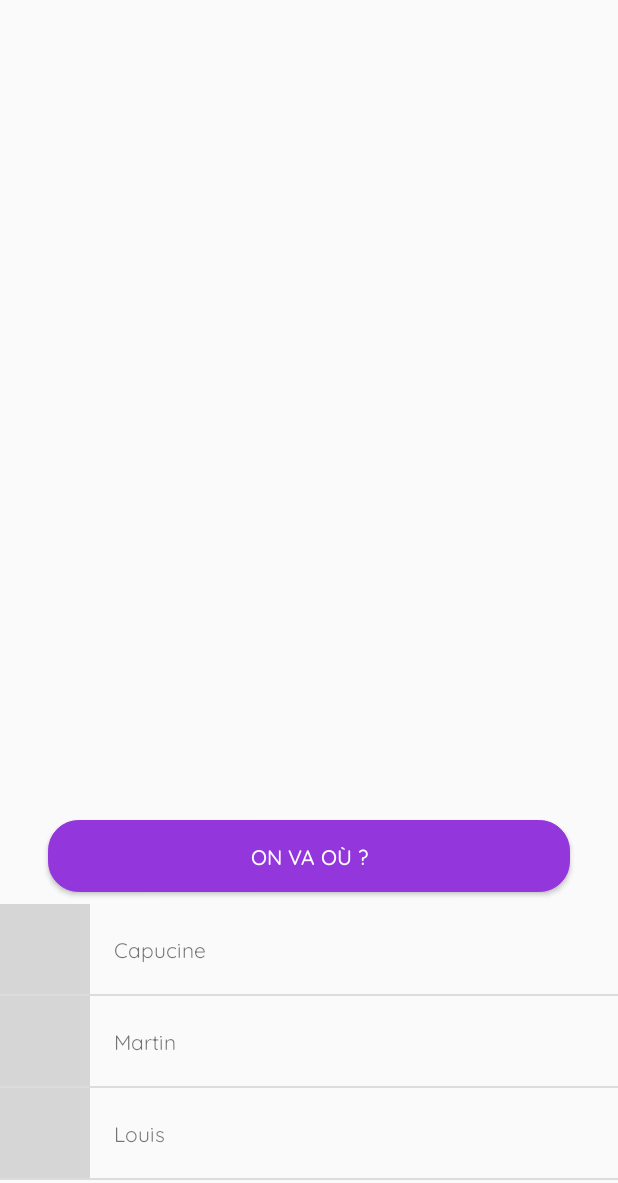
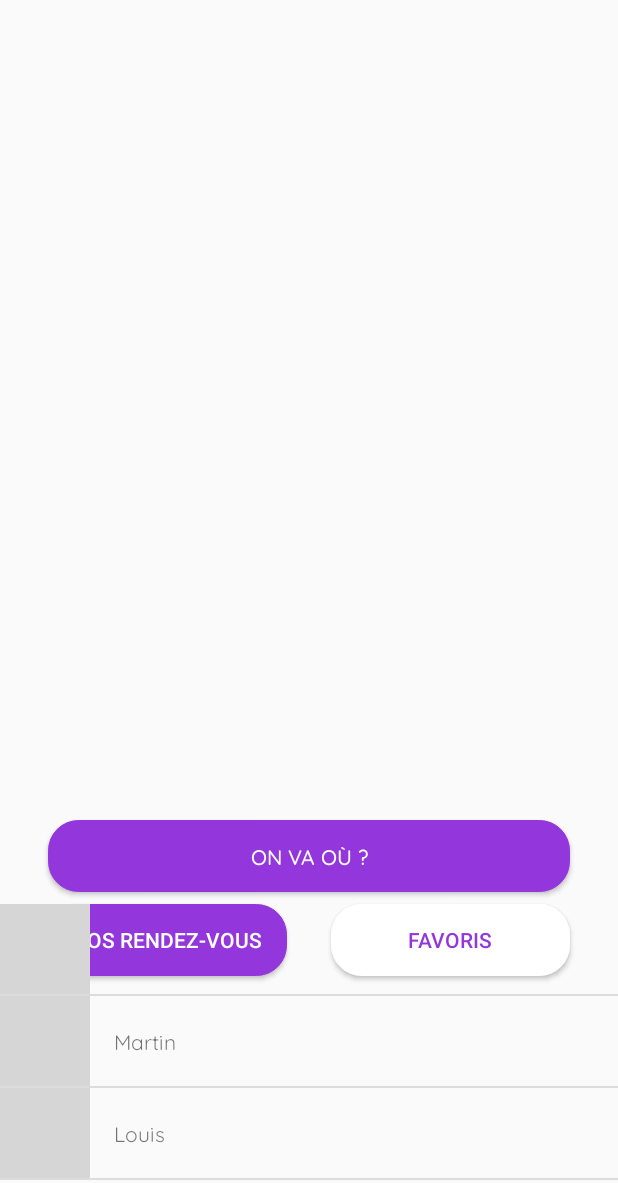
Before and after one commit to MartinPrejean/App_nativia, an Android app: the CustomFragment screen opened directly, with no data from a screen before it, on a phone screen of 412 x 824 dp, the part 53-1236 px from its top. Run offline under Robolectric (Android 15) with nearby library versions, the phone set to English and light mode, and no system bars; pictures from the network do not load; grey boxes are pictures that could not be loaded.

Commit message:
debut dernier ecran

```diff
--- a/app/src/main/res/layout/fragment_custom.xml
+++ b/app/src/main/res/layout/fragment_custom.xml
@@ -23,6 +23,31 @@
         app:layout_constraintStart_toStartOf="parent"
         app:layout_constraintTop_toTopOf="parent" />
 
+    <Button
+        android:id="@+id/btnMenuRdv"
+        android:layout_width="159.5dp"
+        android:layout_height="wrap_content"
+        android:background="@drawable/button"
+        android:layout_marginStart="32dp"
+        android:layout_marginTop="8dp"
+        android:textColor="#FFFFFF"
+        android:text="Vos rendez-vous"
+        app:layout_constraintStart_toStartOf="parent"
+        app:layout_constraintTop_toBottomOf="@+id/btnStartSearchPlace" />
+
+    <Button
+        android:id="@+id/btnMenuFavoris"
+        android:layout_width="159.5dp"
+        android:layout_height="wrap_content"
+        android:background="@drawable/buttoninverse"
+        android:layout_marginStart="32dp"
+        android:layout_marginTop="8dp"
+        android:layout_marginEnd="32dp"
+        android:textColor="@color/colorPrimary"
+        android:text="Favoris"
+        app:layout_constraintEnd_toEndOf="parent"
+        app:layout_constraintTop_toBottomOf="@+id/btnStartSearchPlace" />
+
     <androidx.recyclerview.widget.RecyclerView
         android:id="@+id/contactRecyclerView"
         android:layout_width="0dp"
```
Also changed, not shown: app/src/main/res/layout/activity_hour_fix.xml (+6 -6 lines).
